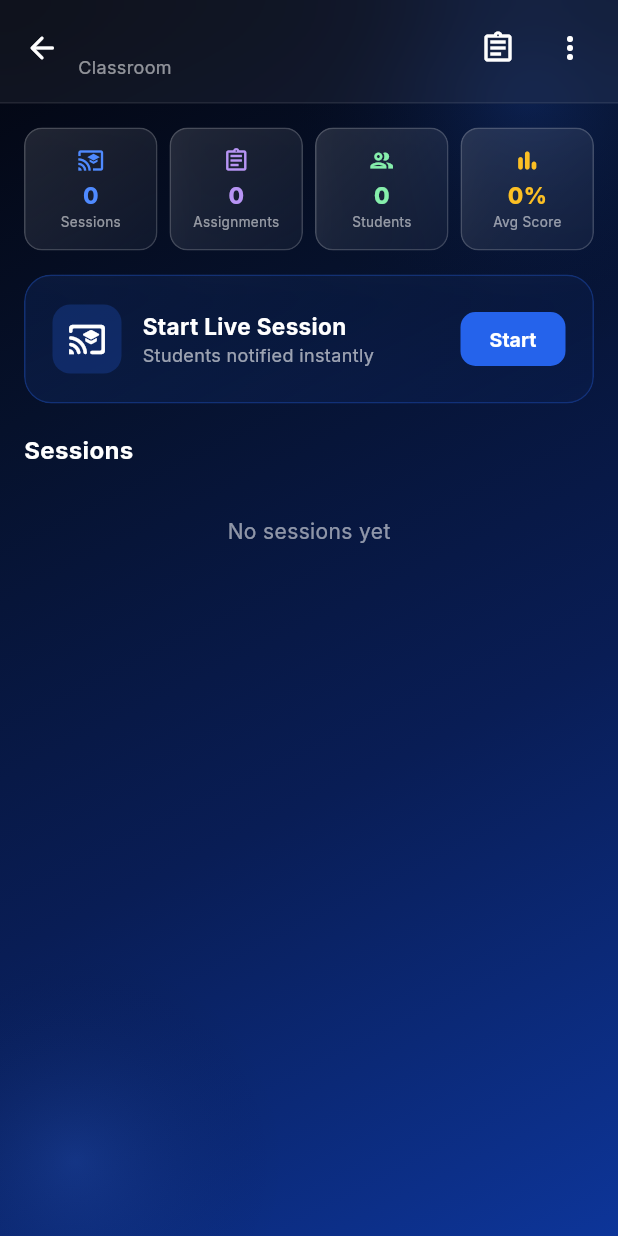
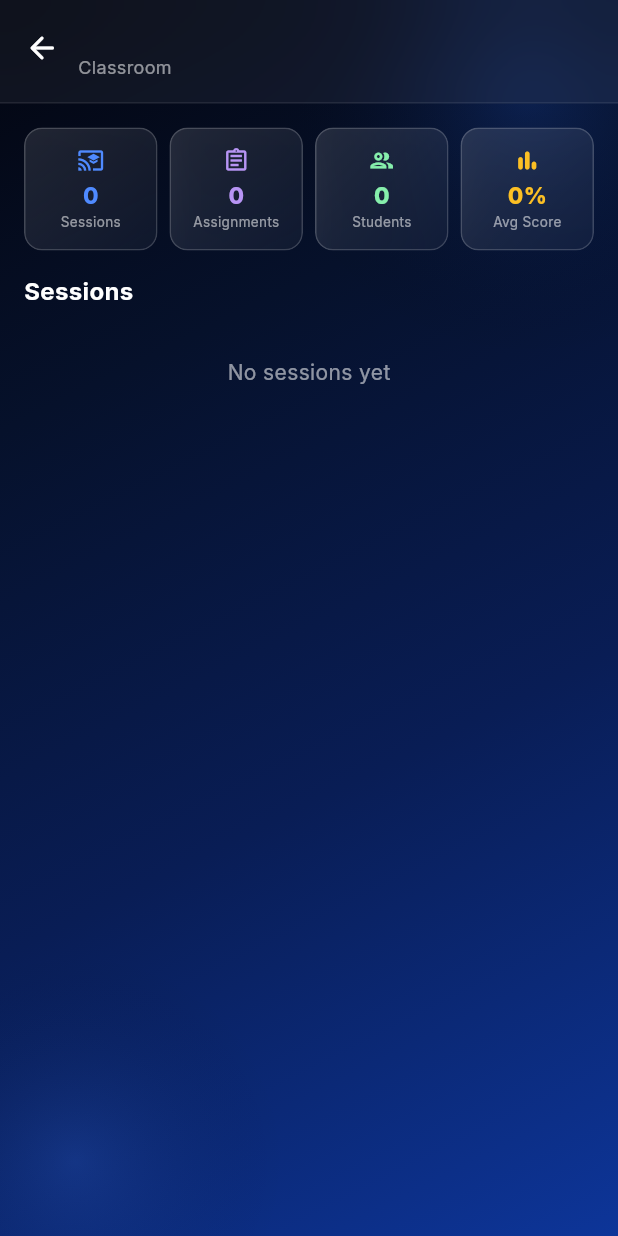
Before and after one commit to innocent2026mukwela/ZCHAT, a Flutter app: the ClassroomScreen screen opened directly with empty values, on a phone screen of 412 x 824 dp. Run offline on Flutter 3.47's test engine with Material 3 defaults, Android fonts, the phone set to English and light mode, and no system bars; drawn by our look-alikes of flutter_animate; our stand-ins replace cached_network_image, cloud_firestore, file_picker, firebase_auth, firebase_core, firebase_messaging and 19 more; missing offline and left inert: encrypt, mobile_scanner, record, syncfusion_flutter_pdfviewer, zego_uikit_prebuilt_call; accounts and stored records are empty; network calls fail.

Commit message:
feat(student): polish courses/classroom/AI flows
- classroom: gate live-session controls (Start / Schedule) to lecturers;
  students previously saw and could trigger lecturer-only actions
- courses: card opens the course's past papers; AI Quiz stays a quick action
- AI hub: course-specific tools (Quiz, Summaries, Exam, Study Planner) now
  prompt to pick a timetable course instead of a hardcoded General;
  relabel Past Paper Analyzer to Past Papers

Co-Authored-By: Claude Opus 4.8 <noreply@anthropic.com>

```diff
--- a/lib/screens/classroom/classroom_screen.dart
+++ b/lib/screens/classroom/classroom_screen.dart
@@ -5,14 +5,32 @@ import 'package:flutter_animate/flutter_animate.dart';
 import 'package:go_router/go_router.dart';
 import 'package:intl/intl.dart';
 import 'package:uuid/uuid.dart';
+import '../../services/auth_service.dart';
 import '../../utils/glass.dart';
 
-class ClassroomScreen extends StatelessWidget {
+class ClassroomScreen extends StatefulWidget {
   final String courseId;
   const ClassroomScreen({super.key, required this.courseId});
 
   @override
+  State<ClassroomScreen> createState() => _ClassroomScreenState();
+}
+
+class _ClassroomScreenState extends State<ClassroomScreen> {
+  // Only lecturers may start/schedule live sessions. Students just join.
+  bool _isLecturer = false;
+
+  @override
+  void initState() {
+    super.initState();
+    AuthService.getMe().then((me) {
+      if (mounted && me?['role'] == 'lecturer') setState(() => _isLecturer = true);
+    });
+  }
+
+  @override
   Widget build(BuildContext context) {
+    final courseId = widget.courseId;
     return Scaffold(
       backgroundColor: Colors.transparent,
       extendBodyBehindAppBar: true,
@@ -35,14 +53,13 @@ class ClassroomScreen extends StatelessWidget {
                         Text(courseId, style: const TextStyle(color: Colors.white, fontSize: 18, fontWeight: FontWeight.w700)),
                         const Text('Classroom', style: TextStyle(color: Colors.white54, fontSize: 12)),
                       ])),
-                      IconButton(icon: const Icon(Icons.assignment_outlined, color: Colors.white), onPressed: () => context.push('/classroom/$courseId/assignments')),
-                      _MoreMenu(courseId: courseId),
+                      if (_isLecturer) _MoreMenu(courseId: courseId),
                     ]),
                   )),
                 ),
               ),
             ),
-            Expanded(child: _ClassroomBody(courseId: courseId)),
+            Expanded(child: _ClassroomBody(courseId: courseId, isLecturer: _isLecturer)),
           ]),
         ]),
       ),
@@ -52,7 +69,8 @@ class ClassroomScreen extends StatelessWidget {
 
 class _ClassroomBody extends StatelessWidget {
   final String courseId;
-  const _ClassroomBody({required this.courseId});
+  final bool isLecturer;
+  const _ClassroomBody({required this.courseId, required this.isLecturer});
 
   @override
   Widget build(BuildContext context) {
@@ -102,7 +120,8 @@ class _ClassroomBody extends StatelessWidget {
 
                     const SizedBox(height: 16),
 
-                    // Live session card
+                    // Live session card (lecturer-only — students just join).
+                    if (isLecturer) ...[
                     GlassCard(
                       borderRadius: BorderRadius.circular(18),
                       padding: const EdgeInsets.all(18),
@@ -156,8 +175,8 @@ class _ClassroomBody extends StatelessWidget {
                         ),
                       ]),
                     ).animate(delay: 60.ms).fadeIn(),
-
                     const SizedBox(height: 20),
+                    ],
 
                     const Text('Sessions', style: TextStyle(color: Colors.white, fontWeight: FontWeight.w700, fontSize: 16)),
                     const SizedBox(height: 8),
@@ -256,11 +275,9 @@ class _MoreMenu extends StatelessWidget {
       icon: const Icon(Icons.more_vert_rounded, color: Colors.white),
       color: const Color(0xFF0A1A4A),
       onSelected: (v) {
-        if (v == 'assignments') context.push('/classroom/$courseId/assignments');
         if (v == 'schedule') _showScheduleSessionSheet(context);
       },
       itemBuilder: (_) => [
-        const PopupMenuItem(value: 'assignments', child: Text('Assignments', style: TextStyle(color: Colors.white))),
         const PopupMenuItem(value: 'schedule', child: Text('Schedule session', style: TextStyle(color: Colors.white))),
       ],
     );
--- a/lib/screens/courses/course_list_screen.dart
+++ b/lib/screens/courses/course_list_screen.dart
@@ -226,6 +226,8 @@ class _CourseCard extends StatelessWidget {
       padding: const EdgeInsets.all(16),
       child: InkWell(
         borderRadius: BorderRadius.circular(18),
+        // Tap the card to open the course's past papers; the quick-action
+        // buttons jump to Papers / AI Quiz.
         onTap: () => context.push('/courses/${Uri.encodeComponent(c.subject)}/papers'),
         child: Row(children: [
           // Icon block
```
Also changed, not shown: lib/screens/ai_assistant/ai_home_screen.dart (+73 -7 lines).
